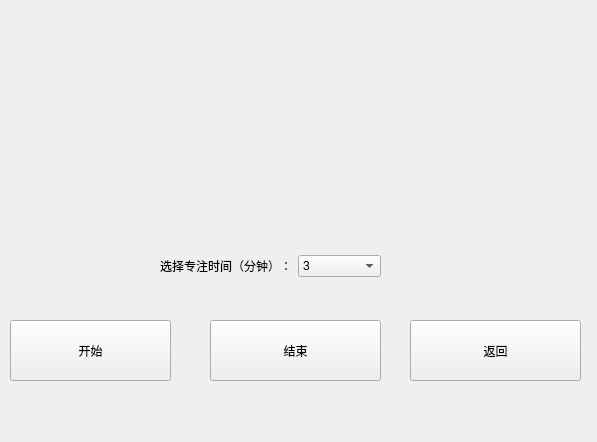
Before: the Qt Designer form tomatopage.ui in Leeye1/StudyMate-GUI, drawn with Qt 5.
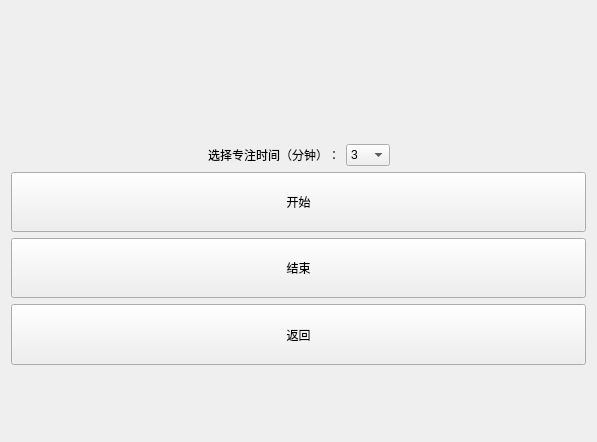
After: the same form once the commit is applied.

Commit message: 修改了tomato page的全屏幕布局

```diff
--- a/tomatopage.ui
+++ b/tomatopage.ui
@@ -10,94 +10,45 @@
     <height>442</height>
    </rect>
   </property>
+  <property name="sizePolicy">
+   <sizepolicy hsizetype="Preferred" vsizetype="Preferred">
+    <horstretch>0</horstretch>
+    <verstretch>0</verstretch>
+   </sizepolicy>
+  </property>
   <property name="windowTitle">
    <string>Form</string>
   </property>
-  <widget class="QPushButton" name="startButton">
-   <property name="geometry">
-    <rect>
-     <x>10</x>
-     <y>320</y>
-     <width>161</width>
-     <height>61</height>
-    </rect>
-   </property>
-   <property name="text">
-    <string>开始</string>
-   </property>
-  </widget>
-  <widget class="QPushButton" name="endButton">
-   <property name="geometry">
-    <rect>
-     <x>210</x>
-     <y>320</y>
-     <width>171</width>
-     <height>61</height>
-    </rect>
-   </property>
-   <property name="text">
-    <string>结束</string>
-   </property>
-  </widget>
+  <layout class="QVBoxLayout" name="verticalLayout">
+   <item>
   <widget class="QLabel" name="timeLabel">
-   <property name="geometry">
-    <rect>
-     <x>30</x>
-     <y>10</y>
-     <width>511</width>
-     <height>91</height>
-    </rect>
-   </property>
    <property name="text">
     <string/>
    </property>
   </widget>
+   </item>
+   <item>
   <widget class="QLabel" name="tomatoLabel">
-   <property name="geometry">
-    <rect>
-     <x>30</x>
-     <y>130</y>
-     <width>511</width>
-     <height>71</height>
-    </rect>
-   </property>
    <property name="text">
     <string/>
    </property>
   </widget>
-  <widget class="QPushButton" name="returnButton">
-   <property name="geometry">
-    <rect>
-     <x>410</x>
-     <y>320</y>
-     <width>171</width>
-     <height>61</height>
-    </rect>
-   </property>
-   <property name="text">
-    <string>返回</string>
-   </property>
-  </widget>
-  <widget class="QWidget" name="quotePlaceholder" native="true">
-   <property name="geometry">
-    <rect>
-     <x>70</x>
-     <y>390</y>
-     <width>421</width>
-     <height>41</height>
-    </rect>
-   </property>
-  </widget>
-  <widget class="QWidget" name="layoutWidget">
-   <property name="geometry">
-    <rect>
-     <x>160</x>
-     <y>250</y>
-     <width>221</width>
-     <height>32</height>
-    </rect>
-   </property>
+   </item>
+   <item>
    <layout class="QHBoxLayout" name="horizontalLayout">
+     <item>
+      <spacer name="horizontalSpacer">
+       <property name="orientation">
+        <enum>Qt::Horizontal</enum>
+       </property>
+       <property name="sizeHint" stdset="0">
+        <size>
+         <width>40</width>
+         <height>20</height>
+        </size>
+       </property>
+      </spacer>
+     </item>
     <item>
      <widget class="QLabel" name="label">
       <property name="text">
@@ -134,8 +85,71 @@
       </item>
      </widget>
     </item>
-   </layout>
-  </widget>
+     <item>
+      <spacer name="horizontalSpacer_2">
+       <property name="orientation">
+        <enum>Qt::Horizontal</enum>
+       </property>
+       <property name="sizeHint" stdset="0">
+        <size>
+         <width>40</width>
+         <height>20</height>
+        </size>
+       </property>
+      </spacer>
+     </item>
+    </layout>
+   </item>
+   <item>
+    <widget class="QPushButton" name="startButton">
+     <property name="sizePolicy">
+      <sizepolicy hsizetype="Minimum" vsizetype="Preferred">
+       <horstretch>0</horstretch>
+       <verstretch>0</verstretch>
+      </sizepolicy>
+     </property>
+     <property name="text">
+      <string>开始</string>
+     </property>
+    </widget>
+   </item>
+   <item>
+    <widget class="QPushButton" name="endButton">
+     <property name="sizePolicy">
+      <sizepolicy hsizetype="Minimum" vsizetype="Preferred">
+       <horstretch>0</horstretch>
+       <verstretch>0</verstretch>
+      </sizepolicy>
+     </property>
+     <property name="text">
+      <string>结束</string>
+     </property>
+    </widget>
+   </item>
+   <item>
+    <widget class="QPushButton" name="returnButton">
+     <property name="sizePolicy">
+      <sizepolicy hsizetype="Minimum" vsizetype="Preferred">
+       <horstretch>0</horstretch>
+       <verstretch>0</verstretch>
+      </sizepolicy>
+     </property>
+     <property name="text">
+      <string>返回</string>
+     </property>
+    </widget>
+   </item>
+   <item>
+    <widget class="QWidget" name="quotePlaceholder" native="true">
+     <property name="sizePolicy">
+      <sizepolicy hsizetype="Minimum" vsizetype="Preferred">
+       <horstretch>0</horstretch>
+       <verstretch>0</verstretch>
+      </sizepolicy>
+     </property>
+    </widget>
+   </item>
+  </layout>
  </widget>
  <resources/>
  <connections/>
```
Lines whose indentation alone changed are shown as unchanged.
